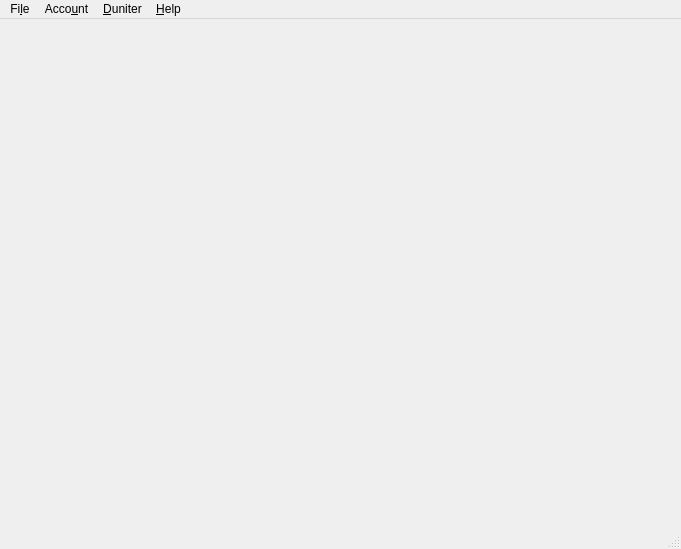
Before: the Qt Designer form res/ui/mainwindow.ui in duniter/sakia, drawn with Qt 5.
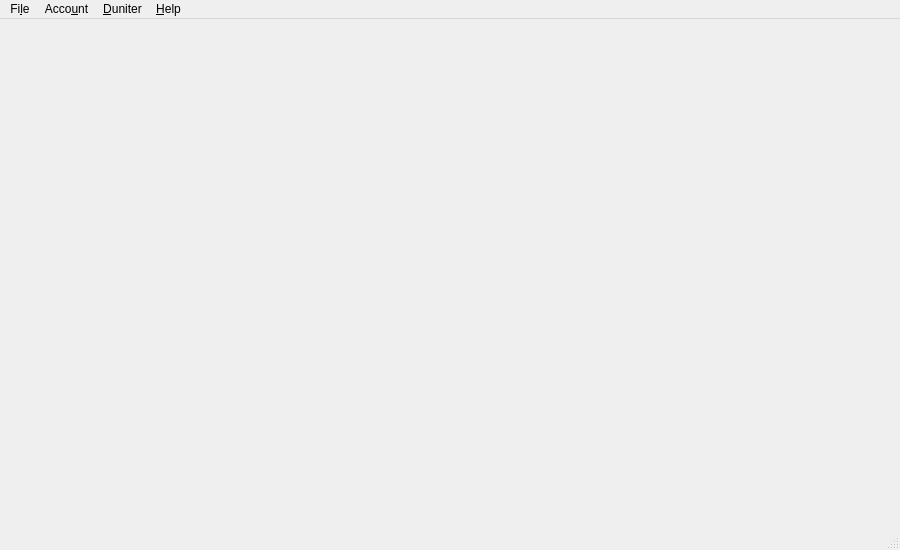
After: the same form once the commit is applied.

Commit message: New time colum

```diff
--- a/res/ui/mainwindow.ui
+++ b/res/ui/mainwindow.ui
@@ -6,8 +6,8 @@
    <rect>
     <x>0</x>
     <y>0</y>
-    <width>681</width>
-    <height>549</height>
+    <width>900</width>
+    <height>550</height>
    </rect>
   </property>
   <property name="windowTitle">
@@ -21,7 +21,7 @@
     <rect>
      <x>0</x>
      <y>0</y>
-     <width>681</width>
+     <width>900</width>
      <height>30</height>
     </rect>
    </property>
```
The commit also changes 1 other file.
